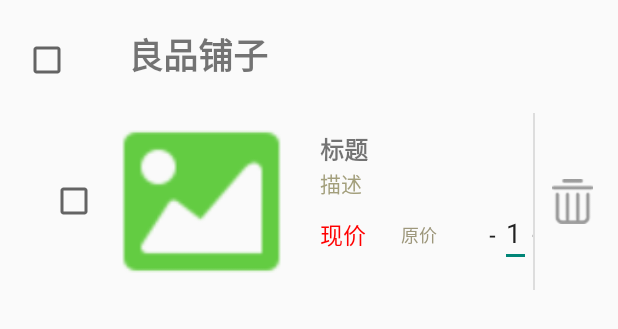
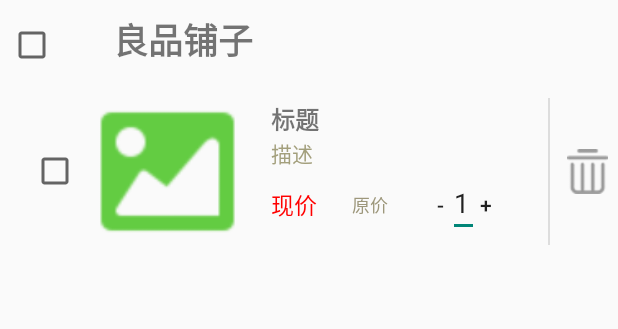
Before and after one commit to 1657895829/MyShoppingStore, an Android app: the layout recy_cart_item.xml on its own in the app's theme, with its tools: preview values and no code run, on a phone screen of 412 x 824 dp. Shown: the top 329 px of the screen. Run offline under Robolectric (Android 15) with nearby library versions, the phone set to English and light mode, and no system bars.

Commit message:
自己：仿京东电商项目（RxJava+Retrofit+OkHttp+Fresco+EventBus+ScrollView+XRecyclerView+RecyclerView+Banner+TabLayout+自定义view+ViewPager+Glide+BottomTabBar+跑马灯+SharedPreferences）

```diff
--- a/ShopStore/src/main/java/com/example/shop/adapter/SelectCartAdapter.java
+++ b/ShopStore/src/main/java/com/example/shop/adapter/SelectCartAdapter.java
@@ -14,6 +14,7 @@ import com.example.shop.bean.DeleteBean;
 import com.example.shop.bean.SelectCartBean;
 import com.example.shop.customview.CustomJiaJian;
 import com.example.shop.presenter.DeleteCartPresenter;
+import com.example.shop.util.ImageLoaderUtil;
 import com.example.shop.view.DeleteCartListener;
 import com.nostra13.universalimageloader.core.ImageLoader;
 import java.util.ArrayList;
@@ -108,7 +109,7 @@ public class SelectCartAdapter extends RecyclerView.Adapter<SelectCartAdapter.My
         //拆分images字段
         String[] split = list.get(position).getImages().split("\\|");
         //设置商品的图片
-        ImageLoader.getInstance().displayImage(split[0], holder.item_face);
+        ImageLoader.getInstance().displayImage(split[0], holder.item_face, ImageLoaderUtil.getDefaultOption());
         //控制商品的item_checkbox,,根据字段改变
         holder.item_checkbox.setChecked(list.get(position).isItem_check());
         holder.item_name.setText(list.get(position).getTitle());
--- a/ShopStore/src/main/res/layout/recy_cart_item.xml
+++ b/ShopStore/src/main/res/layout/recy_cart_item.xml
@@ -2,7 +2,7 @@
 <LinearLayout xmlns:android="http://schemas.android.com/apk/res/android"
     android:layout_width="match_parent"
     android:orientation="vertical"
-    android:padding="15dp"
+    android:padding="5dp"
     android:layout_height="match_parent">
 
     <LinearLayout
@@ -34,14 +34,14 @@
 
         <CheckBox
             android:id="@+id/item_checkbox"
-            android:layout_marginLeft="18dp"
+            android:layout_marginLeft="15dp"
             android:layout_width="wrap_content"
             android:layout_height="wrap_content" />
 
         <ImageView
             android:id="@+id/item_face"
-            android:layout_width="138dp"
-            android:layout_height="138dp"
+            android:layout_width="118dp"
+            android:layout_height="118dp"
             android:src="@drawable/app_default"/>
 
         <LinearLayout
@@ -95,7 +95,7 @@
 
                 <com.example.shop.customview.CustomJiaJian
                     android:id="@+id/custom_jiajian"
-                    android:layout_marginLeft="32dp"
+                    android:layout_marginLeft="30dp"
                     android:layout_gravity="center_vertical"
                     android:layout_height="wrap_content"
                     android:layout_width="wrap_content"
```
